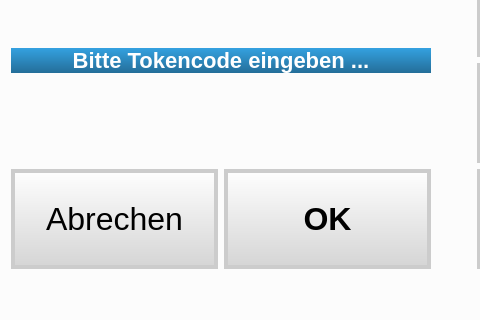
Before: the Qt Designer form code.ui in fsiwi-hka/coffeesale, drawn with Qt 5; both pictures show x 0 to 480 and y 160 to 480 of the 800 by 480 pixel window.
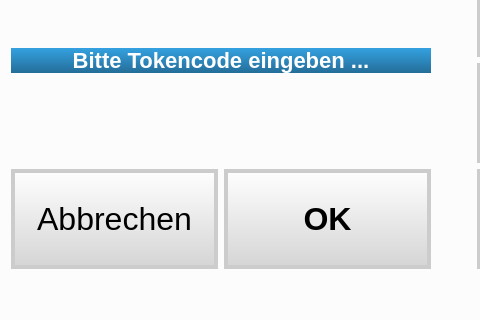
After: the same form once the commit is applied. Icons and pictures are not drawn.

Commit message: New protocol version, fixes typos

```diff
--- a/code.ui
+++ b/code.ui
@@ -199,7 +199,7 @@
             </font>
            </property>
            <property name="text">
-            <string>Abrechen</string>
+            <string>Abbrechen</string>
            </property>
           </widget>
          </item>
```
The commit also changes 1 other file.
